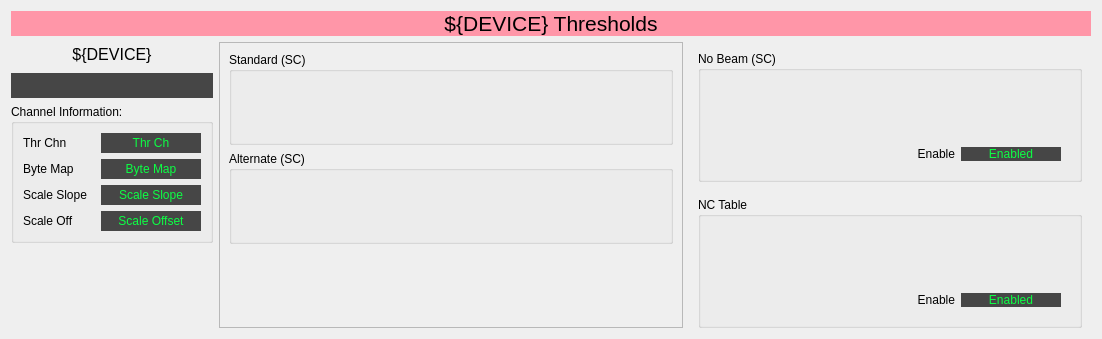
This is mps_magnet_thresholds.ui in ad-build-test/pydm-mps as Qt 5 draws it before an edit. The edited form follows.
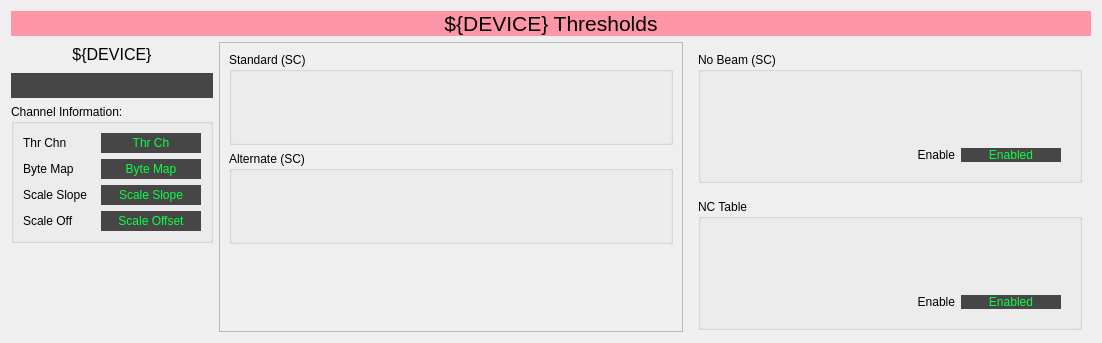
This is the edited form. Custom widgets are drawn as their Qt base class.

The edit to the form file:
```diff
--- a/mps_magnet_thresholds.ui
+++ b/mps_magnet_thresholds.ui
@@ -7,7 +7,7 @@
     <x>0</x>
     <y>0</y>
     <width>1102</width>
-    <height>337</height>
+    <height>343</height>
    </rect>
   </property>
   <property name="windowTitle">
```
Left out of the diff: 18 changed lines with no effect on the pictures.
